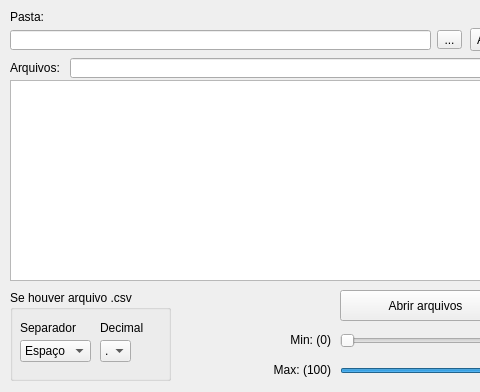
Old version of the form compare-results/app2/window.ui in the repository RodLondero/mestrado-codes; both pictures show x 0 to 480 and y 0 to 392 of the 1030 by 392 pixel window.
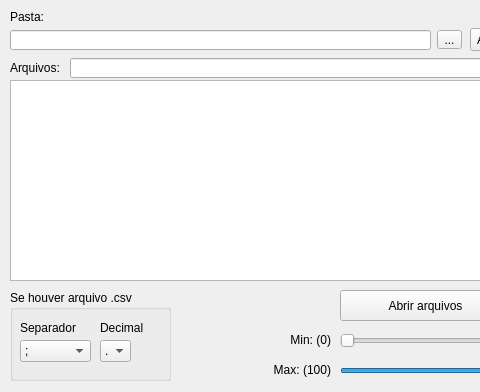
New version of the form.

Commit message: Tab order and default values

```diff
--- a/compare-results/app2/window.ui
+++ b/compare-results/app2/window.ui
@@ -129,11 +129,6 @@
        <height>22</height>
       </rect>
      </property>
-     <item>
-      <property name="text">
-       <string>Espaço</string>
-      </property>
-     </item>
      <item>
       <property name="text">
        <string>;</string>
```
Left out of the diff: 37 changed lines with no effect on the pictures.
